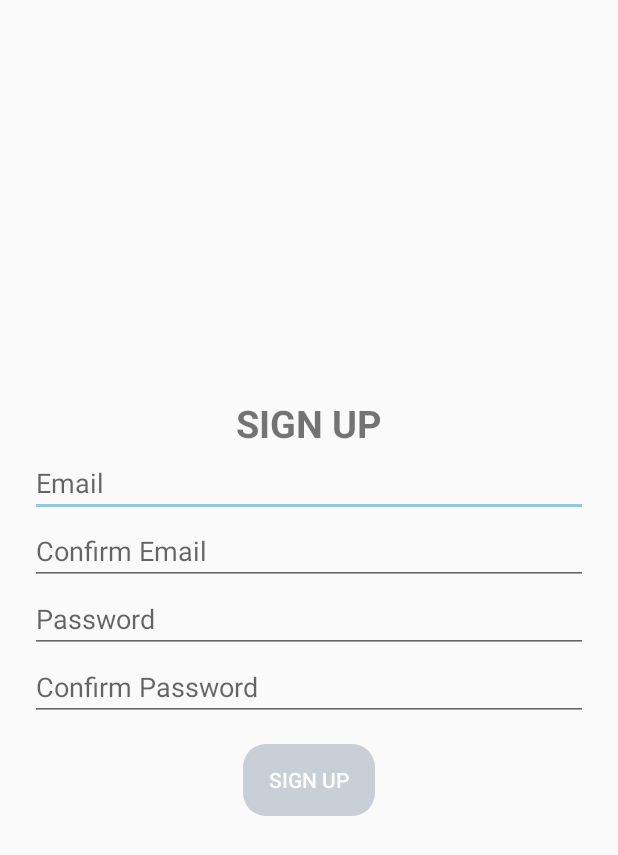
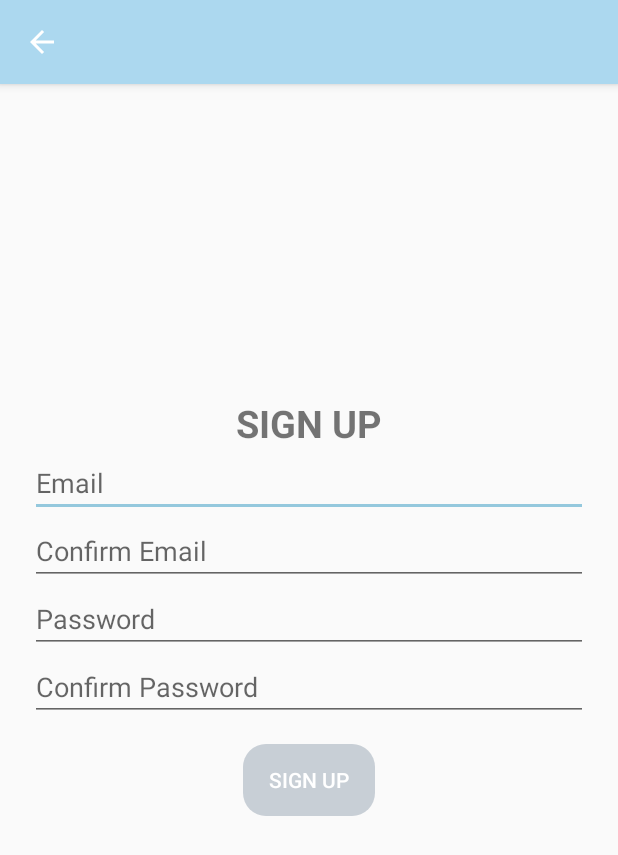
Before and after one commit to alanmbennett/PetCare, an Android app: the SignupActivity screen opened directly, with no data from a screen before it, on a phone screen of 412 x 824 dp. Shown: the top 855 px of the screen. Run offline under Robolectric (Android 15) with nearby library versions, the phone set to English and light mode, and no system bars; our stand-ins replace Firebase (no records; nobody signed in at launch, a user with empty details on screens opened directly); 1 statement that could not run was skipped.

Commit message:
Added back button to signup page

```diff
--- a/app/src/main/java/com/alanmbennett/petcare/SignupActivity.java
+++ b/app/src/main/java/com/alanmbennett/petcare/SignupActivity.java
@@ -2,8 +2,10 @@
 
 import android.content.Intent;
 import android.support.annotation.NonNull;
+import android.support.v7.app.ActionBar;
 import android.support.v7.app.AppCompatActivity;
 import android.os.Bundle;
+import android.support.v7.widget.Toolbar;
 import android.text.Editable;
 import android.text.TextWatcher;
 import android.util.Log;
@@ -36,6 +38,19 @@
     protected void onCreate(Bundle savedInstanceState) {
         super.onCreate(savedInstanceState);
         setContentView(R.layout.activity_signup);
+        ActionBar ab = getSupportActionBar();
+        // Enable the Up button
+        assert ab != null;
+        ab.setDisplayHomeAsUpEnabled(true);
+        Toolbar toolbar = findViewById(R.id.toolbar);
+
+        toolbar.setNavigationOnClickListener(new View.OnClickListener() {
+            @Override
+            public void onClick(View v) {
+                // back button pressed
+            }
+        });
+
         firebaseAuth = FirebaseAuth.getInstance();
         errorStr = "";
         errorMsg = (TextView) this.findViewById(R.id.error_textView);
--- a/app/src/main/res/layout/activity_signup.xml
+++ b/app/src/main/res/layout/activity_signup.xml
@@ -1,4 +1,25 @@
 <?xml version="1.0" encoding="utf-8"?>
+<android.support.design.widget.CoordinatorLayout xmlns:android="http://schemas.android.com/apk/res/android"
+    xmlns:app="http://schemas.android.com/apk/res-auto"
+    xmlns:tools="http://schemas.android.com/tools"
+    android:layout_width="match_parent"
+    android:layout_height="match_parent"
+    tools:context=".SignupActivity">
+
+    <android.support.design.widget.AppBarLayout
+        android:layout_width="match_parent"
+        android:layout_height="wrap_content"
+        android:theme="@style/AppTheme.AppBarOverlay">
+
+        <android.support.v7.widget.Toolbar
+            android:id="@+id/toolbar"
+            android:layout_width="match_parent"
+            android:layout_height="?attr/actionBarSize"
+            android:background="?attr/colorPrimary"
+            app:navigationIcon="?attr/homeAsUpIndicator" />
+
+    </android.support.design.widget.AppBarLayout>
+
     <LinearLayout xmlns:android="http://schemas.android.com/apk/res/android"
         xmlns:tools="http://schemas.android.com/tools"
         android:layout_width="match_parent"
@@ -14,35 +35,35 @@
             android:text="@string/signup_text"
             android:textAllCaps="true"
             android:textSize="25sp"
-        android:textStyle="bold"/>
+            android:textStyle="bold" />
 
         <EditText
             android:id="@+id/email_editText"
             android:layout_width="match_parent"
             android:layout_height="wrap_content"
             android:hint="@string/prompt_email"
-        android:inputType="textEmailAddress"/>
+            android:inputType="textEmailAddress" />
 
         <EditText
             android:id="@+id/confirm_email_editText"
             android:layout_width="match_parent"
             android:layout_height="wrap_content"
             android:hint="@string/prompt_confirm_email"
-        android:inputType="textEmailAddress"/>
+            android:inputType="textEmailAddress" />
 
         <EditText
             android:id="@+id/password_editText"
             android:layout_width="match_parent"
             android:layout_height="wrap_content"
             android:hint="@string/prompt_password"
-        android:inputType="textPassword"/>
+            android:inputType="textPassword" />
 
         <EditText
             android:id="@+id/confirm_password_editText"
             android:layout_width="match_parent"
             android:layout_height="wrap_content"
             android:hint="@string/prompt_confirm_password"
-        android:inputType="textPassword"/>
+            android:inputType="textPassword" />
 
         <TextView
             android:id="@+id/error_textView"
@@ -51,12 +72,14 @@
             android:textColor="@color/errorColor"
             android:visibility="gone"
             android:textStyle="bold" />
+
         <Button
             android:id="@+id/signup_act_button"
             android:layout_width="wrap_content"
             android:layout_height="wrap_content"
             android:text="@string/signup_text"
-        style="@style/ButtonTheme"/>
+            style="@style/ButtonTheme" />
 
 
     </LinearLayout>
+</android.support.design.widget.CoordinatorLayout>
```
Lines whose indentation alone changed are shown as unchanged.
